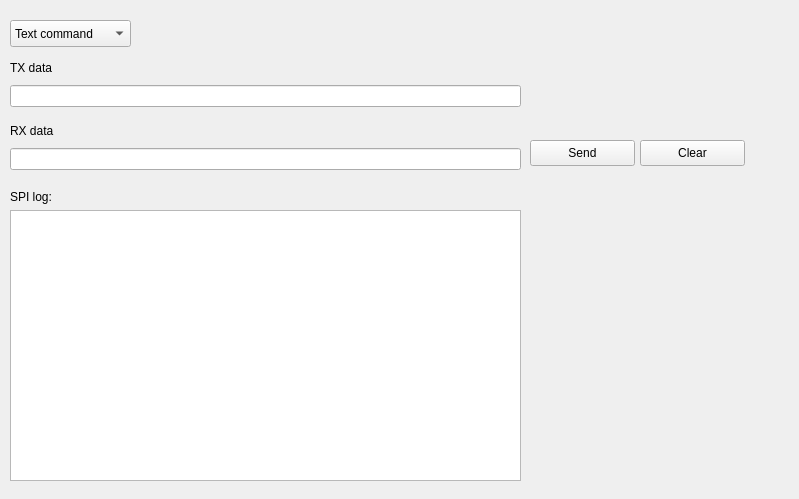
This is test_form.ui in nandra/IDE as Qt 5 draws it before an edit. The edited form follows.
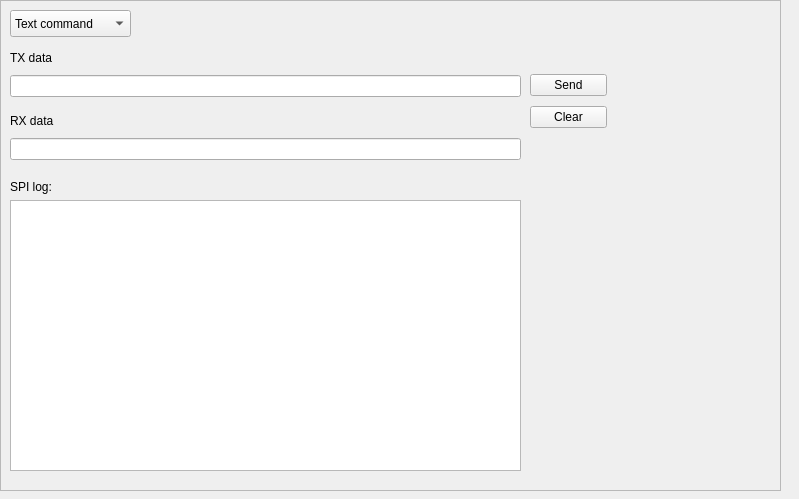
This is the edited form.

Commit message: Remove toolbar and minor fixes.

What changed in the file:
```diff
--- a/test_form.ui
+++ b/test_form.ui
@@ -13,11 +13,26 @@
   <property name="windowTitle">
    <string>Form</string>
   </property>
+  <widget class="QFrame" name="frame">
+   <property name="geometry">
+    <rect>
+     <x>0</x>
+     <y>0</y>
+     <width>781</width>
+     <height>491</height>
+    </rect>
+   </property>
+   <property name="frameShape">
+    <enum>QFrame::StyledPanel</enum>
+   </property>
+   <property name="frameShadow">
+    <enum>QFrame::Raised</enum>
+   </property>
   <widget class="QComboBox" name="comboBox">
    <property name="geometry">
     <rect>
      <x>10</x>
-     <y>20</y>
+      <y>10</y>
      <width>121</width>
      <height>27</height>
     </rect>
@@ -33,59 +48,11 @@
     </property>
    </item>
   </widget>
-  <widget class="QPushButton" name="pushButton">
+   <widget class="QWidget" name="layoutWidget">
    <property name="geometry">
     <rect>
-     <x>530</x>
-     <y>140</y>
-     <width>105</width>
-     <height>26</height>
-    </rect>
-   </property>
-   <property name="text">
-    <string>Send</string>
-   </property>
-  </widget>
-  <widget class="QPushButton" name="pushButton_2">
-   <property name="geometry">
-    <rect>
-     <x>640</x>
-     <y>140</y>
-     <width>105</width>
-     <height>26</height>
-    </rect>
-   </property>
-   <property name="text">
-    <string>Clear</string>
-   </property>
-  </widget>
-  <widget class="QWidget" name="">
-   <property name="geometry">
-    <rect>
      <x>10</x>
-     <y>57</y>
-     <width>511</width>
-     <height>50</height>
-    </rect>
-   </property>
-   <layout class="QVBoxLayout" name="verticalLayout">
-    <item>
-     <widget class="QLabel" name="label">
-      <property name="text">
-       <string>TX data</string>
-      </property>
-     </widget>
-    </item>
-    <item>
-     <widget class="QLineEdit" name="lineEdit"/>
-    </item>
-   </layout>
-  </widget>
-  <widget class="QWidget" name="">
-   <property name="geometry">
-    <rect>
-     <x>10</x>
-     <y>120</y>
+      <y>110</y>
      <width>511</width>
      <height>50</height>
     </rect>
@@ -103,11 +70,11 @@
     </item>
    </layout>
   </widget>
-  <widget class="QWidget" name="">
+   <widget class="QWidget" name="layoutWidget_2">
    <property name="geometry">
     <rect>
      <x>10</x>
-     <y>190</y>
+      <y>180</y>
      <width>511</width>
      <height>291</height>
     </rect>
@@ -124,6 +91,55 @@
      <widget class="QPlainTextEdit" name="plainTextEdit"/>
     </item>
    </layout>
+   </widget>
+   <widget class="QWidget" name="layoutWidget_3">
+    <property name="geometry">
+     <rect>
+      <x>10</x>
+      <y>47</y>
+      <width>511</width>
+      <height>50</height>
+     </rect>
+    </property>
+    <layout class="QVBoxLayout" name="verticalLayout">
+     <item>
+      <widget class="QLabel" name="label">
+       <property name="text">
+        <string>TX data</string>
+       </property>
+      </widget>
+     </item>
+     <item>
+      <widget class="QLineEdit" name="lineEdit"/>
+     </item>
+    </layout>
+   </widget>
+   <widget class="QWidget" name="">
+    <property name="geometry">
+     <rect>
+      <x>530</x>
+      <y>70</y>
+      <width>77</width>
+      <height>63</height>
+     </rect>
+    </property>
+    <layout class="QVBoxLayout" name="verticalLayout_4">
+     <item>
+      <widget class="QPushButton" name="pushButton">
+       <property name="text">
+        <string>Send</string>
+       </property>
+      </widget>
+     </item>
+     <item>
+      <widget class="QPushButton" name="pushButton_2">
+       <property name="text">
+        <string>Clear</string>
+       </property>
+      </widget>
+     </item>
+    </layout>
+   </widget>
   </widget>
  </widget>
  <resources/>
```
Lines whose indentation alone changed are shown as unchanged. The commit also changes 2 other files.
